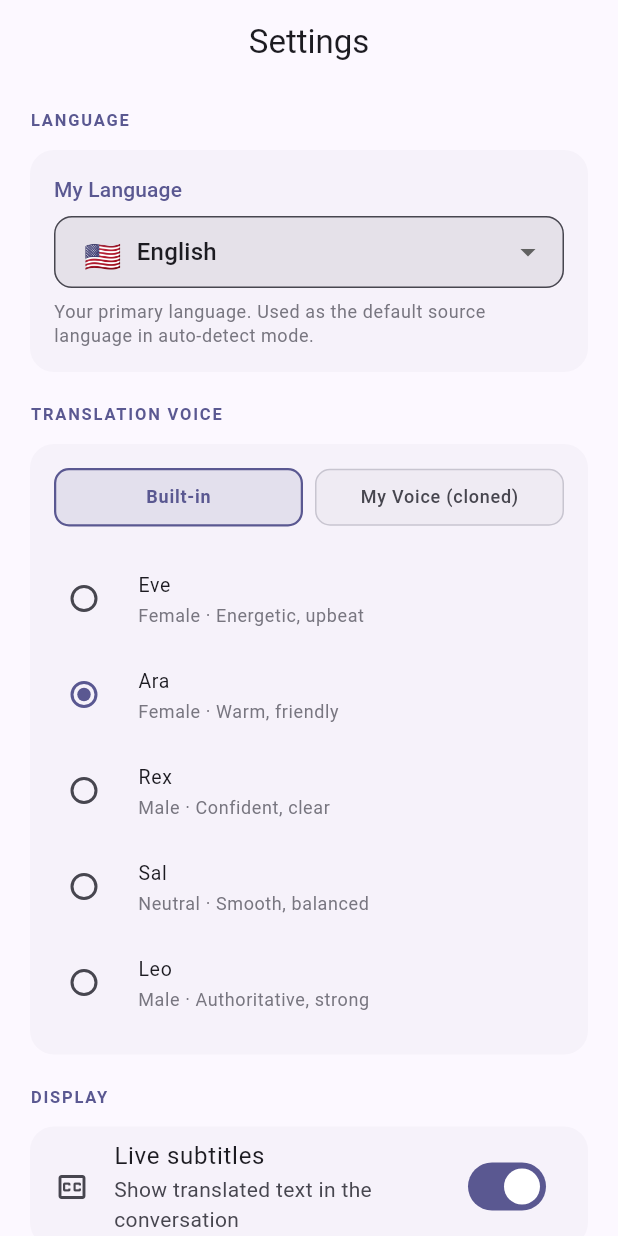
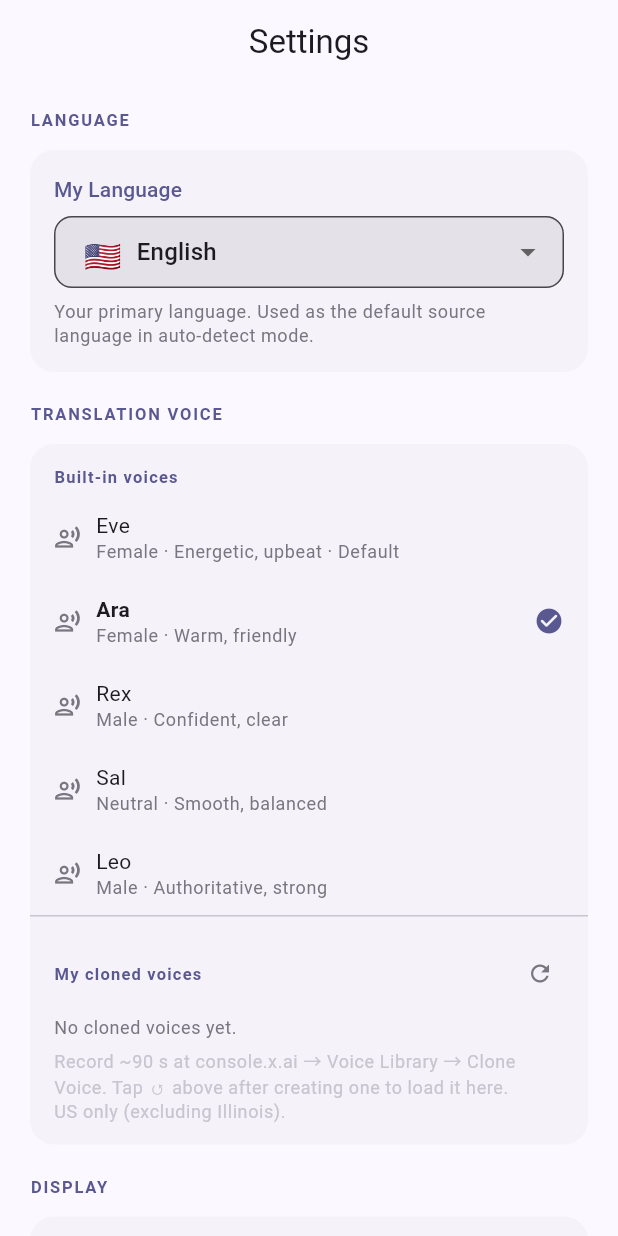
Before and after one commit to alisonchilds/lingua, a Flutter app: the SettingsScreen screen opened by its route, after a tap on "Ara", on a phone screen of 412 x 824 dp. Run offline on Flutter 3.47's test engine with Material 3 defaults, Android fonts, the phone set to English and light mode, and no system bars; our stand-ins replace flutter_animate, flutter_riverpod, freezed_annotation, go_router, just_audio, logger and 2 more; missing offline and left inert: dart:js_interop, record; accounts and stored records are empty; network calls fail.

Commit message:
feat: unified voice picker — all Grok voices + dynamic cloned voice list
VoiceService (new)
  Defines GrokVoice model (id, name, description, isCustom).
  kBuiltInVoices: all 5 xAI voices (Eve, Ara, Rex, Sal, Leo) as constants.
  fetchCustomVoices(): GETs /custom-voices via Cloudflare proxy → parses
  the xAI response into GrokVoice objects. Returns [] on any error (403
  for non-Enterprise accounts, network failure, etc.).

Cloudflare worker
  New GET /custom-voices endpoint. Proxies to api.x.ai/v1/custom-voices
  with the server-side API key. Forwards query params (limit,
  pagination_token) unchanged. Origin-checked like all other REST routes.

AppConfig
  customVoicesProxyHttp: 'https://$proxyHost/custom-voices'.

Settings screen — Translation Voice section redesigned
  Single scrollable list in one Card. No more Built-in/Custom toggle.

  'Built-in voices' group header + 5 tappable _VoiceTile rows.
  'My cloned voices' group header + refresh icon button.
    Loading: spinner.
    Empty: helpful text pointing to console.x.ai + US-only note.
    Loaded: one _VoiceTile per cloned voice, with a 'CLONE' pill badge.

  _VoiceTile: built-in voices get a mic icon, clones get the CLONE badge.
  Selected voice shows a filled checkmark. Tapping any tile saves the
  voice_id immediately via prefs.setVoiceId().

  Custom voices are fetched on initState and can be refreshed via ↺.

pubspec.yaml
  http: ^1.2.0 re-added (needed by VoiceService for REST calls).

Co-authored-by: alisonchilds <alisonchilds@users.noreply.github.com>

```diff
--- a/grok_translate/lib/config/app_config.dart
+++ b/grok_translate/lib/config/app_config.dart
@@ -40,4 +40,7 @@ class AppConfig {
 
   /// HTTPS URL for the chat-completions translation endpoint (subtitles mode).
   static const String translateProxyHttp = 'https://$proxyHost/translate';
+
+  /// HTTPS URL for listing the user's custom (cloned) voices.
+  static const String customVoicesProxyHttp = 'https://$proxyHost/custom-voices';
 }
--- a/grok_translate/lib/screens/settings_screen.dart
+++ b/grok_translate/lib/screens/settings_screen.dart
@@ -3,6 +3,7 @@ import 'package:flutter_riverpod/flutter_riverpod.dart';
 
 import '../controllers/conversation_controller.dart';
 import '../models/conversation_models.dart';
+import '../services/voice_service.dart';
 import '../widgets/language_selector.dart';
 
 class SettingsScreen extends ConsumerStatefulWidget {
@@ -24,8 +25,12 @@ const _kBuiltInVoices = [
 class _SettingsScreenState extends ConsumerState<SettingsScreen> {
   late String _myLangCode;
   late String _voiceId;
-  late bool _useCustomVoice;
-  final _customVoiceController = TextEditingController();
+
+  // Custom voice fetch state
+  final _voiceService = VoiceService();
+  List<GrokVoice> _customVoices = [];
+  bool _loadingVoices = false;
+  String? _voiceLoadError;
 
   @override
   void initState() {
@@ -33,15 +38,18 @@ class _SettingsScreenState extends ConsumerState<SettingsScreen> {
     final prefs = ref.read(preferencesServiceProvider);
     _myLangCode = prefs.getMyLanguageCode();
     _voiceId = prefs.getVoiceId();
-    final isBuiltIn = _kBuiltInVoices.any((v) => v.$1 == _voiceId);
-    _useCustomVoice = !isBuiltIn;
-    if (_useCustomVoice) _customVoiceController.text = _voiceId;
+    _loadCustomVoices();
   }
 
-  @override
-  void dispose() {
-    _customVoiceController.dispose();
-    super.dispose();
+  Future<void> _loadCustomVoices() async {
+    if (!mounted) return;
+    setState(() { _loadingVoices = true; _voiceLoadError = null; });
+    try {
+      final voices = await _voiceService.fetchCustomVoices();
+      if (mounted) setState(() { _customVoices = voices; _loadingVoices = false; });
+    } catch (e) {
+      if (mounted) setState(() { _voiceLoadError = e.toString(); _loadingVoices = false; });
+    }
   }
 
   Future<void> _setMyLanguage(String code) async {
@@ -50,21 +58,9 @@ class _SettingsScreenState extends ConsumerState<SettingsScreen> {
     if (mounted) setState(() => _myLangCode = code);
   }
 
-  Future<void> _setBuiltInVoice(String id) async {
+  Future<void> _selectVoice(String id) async {
     await ref.read(preferencesServiceProvider).setVoiceId(id);
     if (mounted) setState(() => _voiceId = id);
-  }
-
-  Future<void> _saveCustomVoice() async {
-    final id = _customVoiceController.text.trim();
-    if (id.isEmpty) return;
-    await ref.read(preferencesServiceProvider).setVoiceId(id);
-    if (mounted) {
-      setState(() => _voiceId = id);
-      ScaffoldMessenger.of(context).showSnackBar(
-        const SnackBar(content: Text('Custom voice saved')),
-      );
-    }
   }
 
   @override
@@ -108,86 +104,93 @@ class _SettingsScreenState extends ConsumerState<SettingsScreen> {
           // ── Voice ──────────────────────────────────────────────────────────
           const _SectionHeader('Translation Voice'),
           Card(
-            child: Padding(
-              padding: const EdgeInsets.all(16),
-              child: Column(
-                crossAxisAlignment: CrossAxisAlignment.start,
-                children: [
-                  // Built-in / custom toggle
-                  Row(
+            child: Column(
+              crossAxisAlignment: CrossAxisAlignment.start,
+              children: [
+                // ── Built-in voices ───────────────────────────────────────
+                Padding(
+                  padding: const EdgeInsets.fromLTRB(16, 14, 16, 4),
+                  child: Text('Built-in voices',
+                      style: theme.textTheme.labelSmall?.copyWith(
+                          color: theme.colorScheme.primary,
+                          letterSpacing: 0.8,
+                          fontWeight: FontWeight.bold)),
+                ),
+                ...kBuiltInVoices.map((v) => _VoiceTile(
+                      voice: v,
+                      selected: _voiceId == v.id,
+                      onTap: () => _selectVoice(v.id),
+                    )),
+
+                // ── My Cloned Voices ──────────────────────────────────────
+                const Divider(height: 1),
+                Padding(
+                  padding: const EdgeInsets.fromLTRB(16, 14, 8, 4),
+                  child: Row(
                     children: [
                       Expanded(
-                        child: _VoiceToggle(
-                          label: 'Built-in',
-                          selected: !_useCustomVoice,
-                          onTap: () => setState(() => _useCustomVoice = false),
+                        child: Text('My cloned voices',
+                            style: theme.textTheme.labelSmall?.copyWith(
+                                color: theme.colorScheme.primary,
+                                letterSpacing: 0.8,
+                                fontWeight: FontWeight.bold)),
+                      ),
+                      // Refresh button
+                      if (!_loadingVoices)
+                        IconButton(
+                          icon: const Icon(Icons.refresh, size: 18),
+                          tooltip: 'Refresh',
+                          onPressed: _loadCustomVoices,
+                          padding: EdgeInsets.zero,
+                          color: theme.colorScheme.outline,
                         ),
-                      ),
-                      const SizedBox(width: 8),
-                      Expanded(
-                        child: _VoiceToggle(
-                          label: 'My Voice (cloned)',
-                          selected: _useCustomVoice,
-                          onTap: () => setState(() => _useCustomVoice = true),
-                        ),
-                      ),
                     ],
                   ),
-                  const SizedBox(height: 16),
-                  if (!_useCustomVoice) ...[
-                    ...(_kBuiltInVoices.map((v) => RadioListTile<String>(
-                          value: v.$1,
-                          groupValue: _voiceId,
-                          title: Text(v.$2),
-                          subtitle: Text(
-                            v.$3,
-                            style: theme.textTheme.bodySmall
-                                ?.copyWith(color: theme.colorScheme.outline),
-                          ),
-                          contentPadding: EdgeInsets.zero,
-                          dense: true,
-                          onChanged: (id) => _setBuiltInVoice(id!),
-                        ))),
-                  ] else ...[
-                    Text(
-                      'Paste your Voice ID from the xAI console',
-                      style: theme.textTheme.labelMedium
-                          ?.copyWith(color: theme.colorScheme.primary),
-                    ),
-                    const SizedBox(height: 8),
-                    Row(
+                ),
+                if (_loadingVoices)
+                  const Padding(
+                    padding: EdgeInsets.symmetric(vertical: 16),
+                    child: Center(child: SizedBox(width: 20, height: 20,
+                        child: CircularProgressIndicator(strokeWidth: 2))),
+                  )
+                else if (_customVoices.isEmpty)
+                  Padding(
+                    padding: const EdgeInsets.fromLTRB(16, 0, 16, 14),
+                    child: Column(
+                      crossAxisAlignment: CrossAxisAlignment.start,
                       children: [
-                        Expanded(
-                          child: TextField(
-                            controller: _customVoiceController,
-                            decoration: const InputDecoration(
-                              hintText: 'e.g. nlbqfwie',
-                              isDense: true,
-                            ),
-                            style: const TextStyle(fontSize: 14),
-                          ),
+                        Text(
+                          'No cloned voices yet.',
+                          style: theme.textTheme.bodySmall
+                              ?.copyWith(color: theme.colorScheme.outline),
                         ),
-                        const SizedBox(width: 8),
-                        FilledButton(
-                          onPressed: _saveCustomVoice,
-                          style: FilledButton.styleFrom(
-                              minimumSize: const Size(64, 40)),
-                          child: const Text('Save'),
+                        const SizedBox(height: 6),
+                        Text(
+                          'Record ~90 s at console.x.ai → Voice Library → Clone Voice. '
+                          'Tap ↺ above after creating one to load it here.\n'
+                          'US only (excluding Illinois).',
+                          style: theme.textTheme.bodySmall
+                              ?.copyWith(color: theme.colorScheme.outlineVariant),
                         ),
                       ],
                     ),
-                    const SizedBox(height: 10),
-                    Text(
-                      'Record ~90 s of your voice at console.x.ai → '
-                      'Voice Library → Clone Voice, then copy the Voice ID here. '
-                      'The cloned voice speaks all translations in your voice.\n\n'
-                      'Currently available in the US only (excluding Illinois).',
+                  )
+                else ...[
+                  ..._customVoices.map((v) => _VoiceTile(
+                        voice: v,
+                        selected: _voiceId == v.id,
+                        onTap: () => _selectVoice(v.id),
+                      )),
+                  Padding(
+                    padding: const EdgeInsets.fromLTRB(16, 4, 16, 14),
+                    child: Text(
+                      'Tap ↺ to refresh after adding new voices in the xAI console.',
                       style: theme.textTheme.bodySmall
-                          ?.copyWith(color: theme.colorScheme.outline),
+                          ?.copyWith(color: theme.colorScheme.outlineVariant),
                     ),
-                  ],
+                  ),
                 ],
-              ),
+              ],
             ),
           ),
           const SizedBox(height: 16),
@@ -321,43 +324,70 @@ class _SectionHeader extends StatelessWidget {
   }
 }
 
-class _VoiceToggle extends StatelessWidget {
-  const _VoiceToggle({
-    required this.label,
+class _VoiceTile extends StatelessWidget {
+  const _VoiceTile({
+    required this.voice,
     required this.selected,
     required this.onTap,
   });
-  final String label;
+  final GrokVoice voice;
   final bool selected;
   final VoidCallback onTap;
 
   @override
   Widget build(BuildContext context) {
     final theme = Theme.of(context);
-    final color = theme.colorScheme.primary;
-    return GestureDetector(
+    return InkWell(
       onTap: onTap,
-      child: AnimatedContainer(
-        duration: const Duration(milliseconds: 180),
-        padding: const EdgeInsets.symmetric(vertical: 10),
-        decoration: BoxDecoration(
-          color: selected
-              ? color.withValues(alpha: 0.12)
-              : theme.colorScheme.surfaceContainerHighest.withValues(alpha: 0.4),
-          borderRadius: BorderRadius.circular(10),
-          border: Border.all(
-            color: selected ? color : theme.colorScheme.outlineVariant,
-            width: selected ? 1.5 : 1,
-          ),
-        ),
-        child: Center(
-          child: Text(
-            label,
-            style: theme.textTheme.labelMedium?.copyWith(
-              color: selected ? color : theme.colorScheme.onSurfaceVariant,
-              fontWeight: selected ? FontWeight.w700 : FontWeight.w500,
+      child: Padding(
+        padding: const EdgeInsets.symmetric(horizontal: 16, vertical: 10),
+        child: Row(
+          children: [
+            // Custom voice badge
+            if (voice.isCustom)
+              Container(
+                margin: const EdgeInsets.only(right: 10),
+                padding: const EdgeInsets.symmetric(horizontal: 5, vertical: 2),
+                decoration: BoxDecoration(
+                  color: theme.colorScheme.tertiary.withValues(alpha: 0.15),
+                  borderRadius: BorderRadius.circular(4),
+                  border: Border.all(
+                      color: theme.colorScheme.tertiary.withValues(alpha: 0.4)),
+                ),
+                child: Text('CLONE',
+                    style: theme.textTheme.labelSmall?.copyWith(
+                        color: theme.colorScheme.tertiary,
+                        fontWeight: FontWeight.bold,
+                        fontSize: 9,
+                        letterSpacing: 0.6)),
+              )
+            else
+              Padding(
+                padding: const EdgeInsets.only(right: 10),
+                child: Icon(Icons.record_voice_over_outlined,
+                    size: 18, color: theme.colorScheme.outline),
+              ),
+            // Name + description
+            Expanded(
+              child: Column(
+                crossAxisAlignment: CrossAxisAlignment.start,
+                children: [
+                  Text(voice.name,
+                      style: theme.textTheme.bodyMedium?.copyWith(
+                          fontWeight: selected ? FontWeight.w700 : FontWeight.w400)),
+                  Text(voice.description,
+                      style: theme.textTheme.bodySmall
+                          ?.copyWith(color: theme.colorScheme.outline)),
+                ],
+              ),
             ),
-          ),
+            // Selection checkmark
+            if (selected)
+              Icon(Icons.check_circle_rounded,
+                  size: 20, color: theme.colorScheme.primary)
+            else
+              const SizedBox(width: 20),
+          ],
         ),
       ),
     );
--- /dev/null
+++ b/grok_translate/lib/services/voice_service.dart
@@ -0,0 +1,81 @@
+import 'dart:convert';
+
+import 'package:http/http.dart' as http;
+import 'package:logger/logger.dart';
+
+import '../config/app_config.dart';
+
+/// A voice available for use in the Realtime API session.
+class GrokVoice {
+  const GrokVoice({
+    required this.id,
+    required this.name,
+    required this.description,
+    this.isCustom = false,
+  });
+
+  /// The value passed to session.update `voice` — built-in name or custom voice_id.
+  final String id;
+  final String name;
+  final String description;
+
+  /// True for user-created cloned voices, false for xAI built-in voices.
+  final bool isCustom;
+}
+
+/// All five built-in xAI voices. These are static and documented; no API
+/// call is needed. Each custom cloned voice is fetched via [fetchCustomVoices].
+const kBuiltInVoices = [
+  GrokVoice(id: 'eve', name: 'Eve',
+      description: 'Female · Energetic, upbeat · Default'),
+  GrokVoice(id: 'ara', name: 'Ara',
+      description: 'Female · Warm, friendly'),
+  GrokVoice(id: 'rex', name: 'Rex',
+      description: 'Male · Confident, clear'),
+  GrokVoice(id: 'sal', name: 'Sal',
+      description: 'Neutral · Smooth, balanced'),
+  GrokVoice(id: 'leo', name: 'Leo',
+      description: 'Male · Authoritative, strong'),
+];
+
+/// Fetches the user's custom (cloned) voices via the Cloudflare proxy.
+/// Returns an empty list on error.
+class VoiceService {
+  static final _log = Logger(printer: PrettyPrinter(methodCount: 0));
+
+  Future<List<GrokVoice>> fetchCustomVoices() async {
+    try {
+      final response = await http
+          .get(Uri.parse(AppConfig.customVoicesProxyHttp))
+          .timeout(const Duration(seconds: 8));
+
+      if (response.statusCode == 200) {
+        final json = jsonDecode(response.body) as Map<String, dynamic>;
+        final list = json['voices'] as List? ?? [];
+        return list.map((v) {
+          final name = (v['name'] as String?)?.trim();
+          final gender = (v['gender'] as String?);
+          final tone = (v['tone'] as String?);
+          final desc = [
+            if (gender != null) gender,
+            if (tone != null) tone,
+          ].join(' · ');
+          return GrokVoice(
+            id: v['voice_id'] as String,
+            name: name?.isNotEmpty == true ? name! : v['voice_id'] as String,
+            description: desc.isNotEmpty ? desc : 'Custom voice',
+            isCustom: true,
+          );
+        }).toList();
+      } else if (response.statusCode == 403) {
+        // Enterprise-only API or feature not enabled — not an error for most users
+        _log.d('Custom voices API returned 403 (feature may not be enabled).');
+      } else {
+        _log.w('Custom voices fetch failed: ${response.statusCode}');
+      }
+    } catch (e) {
+      _log.w('Custom voices fetch error: $e');
+    }
+    return [];
+  }
+}
--- a/grok_translate/pubspec.yaml
+++ b/grok_translate/pubspec.yaml
@@ -23,6 +23,9 @@ dependencies:
 
   # WebSocket
   web_socket_channel: ^3.0.1
+
+  # HTTP — used for fetching available voices from the proxy
+  http: ^1.2.0
 
   # Models
   freezed_annotation: ^2.4.1
```
Also changed, not shown: 1 other file.
